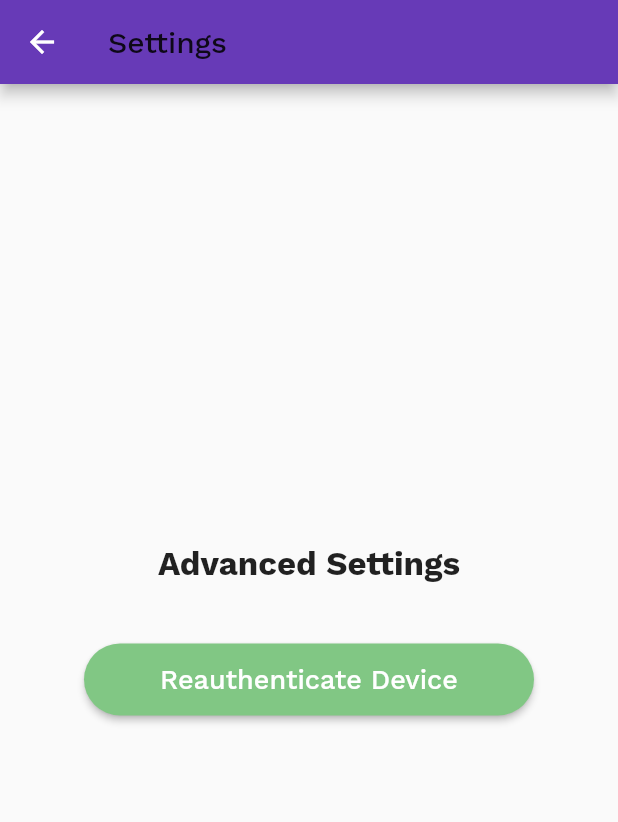
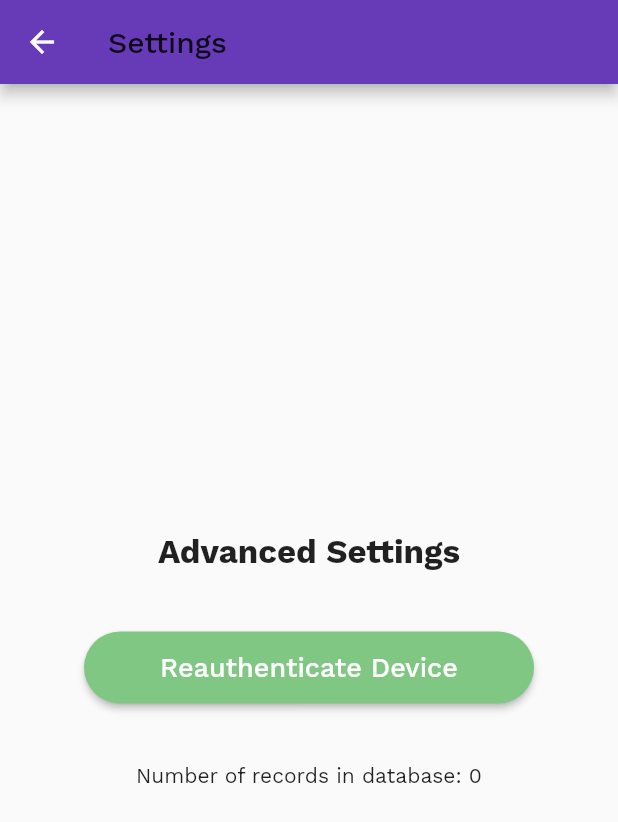
Before and after one commit to ginduc/rapidpass-checkpoint, a Flutter app: the SettingsScreen screen opened by its route, on a phone screen of 412 x 824 dp. Shown: the top 822 px of the screen. Run offline on Flutter 3.47's test engine with Material 2 defaults, Android fonts, the phone set to English and light mode, and no system bars; our stand-ins replace audioplayers, convert, dio, flutter_linkify, flutter_secure_storage, flutter_spinkit and 11 more; missing offline and left inert: barcode_scan, device_id, imei_plugin, pointycastle, qrcode; accounts and stored records are empty; generated files the repository leaves out were written again.

Commit message:
Show number of records in database in settings screen.

```diff
--- a/lib/screens/settings_screen.dart
+++ b/lib/screens/settings_screen.dart
@@ -6,6 +6,7 @@ import 'package:provider/provider.dart';
 import 'package:rapidpass_checkpoint/components/flavor_banner.dart';
 import 'package:rapidpass_checkpoint/components/rounded_button.dart';
 import 'package:rapidpass_checkpoint/models/app_state.dart';
+import 'package:rapidpass_checkpoint/repository/api_repository.dart';
 import 'package:rapidpass_checkpoint/screens/authenticating_screen.dart';
 import 'package:rapidpass_checkpoint/services/app_storage.dart';
 
@@ -17,9 +18,17 @@ class SettingsScreen extends StatefulWidget {
 }
 
 class SettingsScreenState extends State<SettingsScreen> {
+  Future<int> _numberOfRecordsFuture;
+
   @override
   void initState() {
+    _numberOfRecordsFuture = countNumberOfRecords(context);
     super.initState();
+  }
+
+  Future<int> countNumberOfRecords(final BuildContext context) async {
+    final apiRepository = Provider.of<ApiRepository>(context, listen: false);
+    return await apiRepository.localDatabaseService.countPasses();
   }
 
   @override
@@ -43,7 +52,15 @@ class SettingsScreenState extends State<SettingsScreen> {
                   text: 'Reauthenticate Device',
                   onPressed: () => _reauthenticateDevice(context),
                 ),
-              )
+              ),
+              FutureBuilder<int>(
+                  future: _numberOfRecordsFuture,
+                  builder: (BuildContext context,
+                          AsyncSnapshot<int> snapshot) =>
+                      snapshot.hasData
+                          ? Text(
+                              'Number of records in database: ${snapshot.data}')
+                          : Text(''))
             ],
           )))),
     );
```
